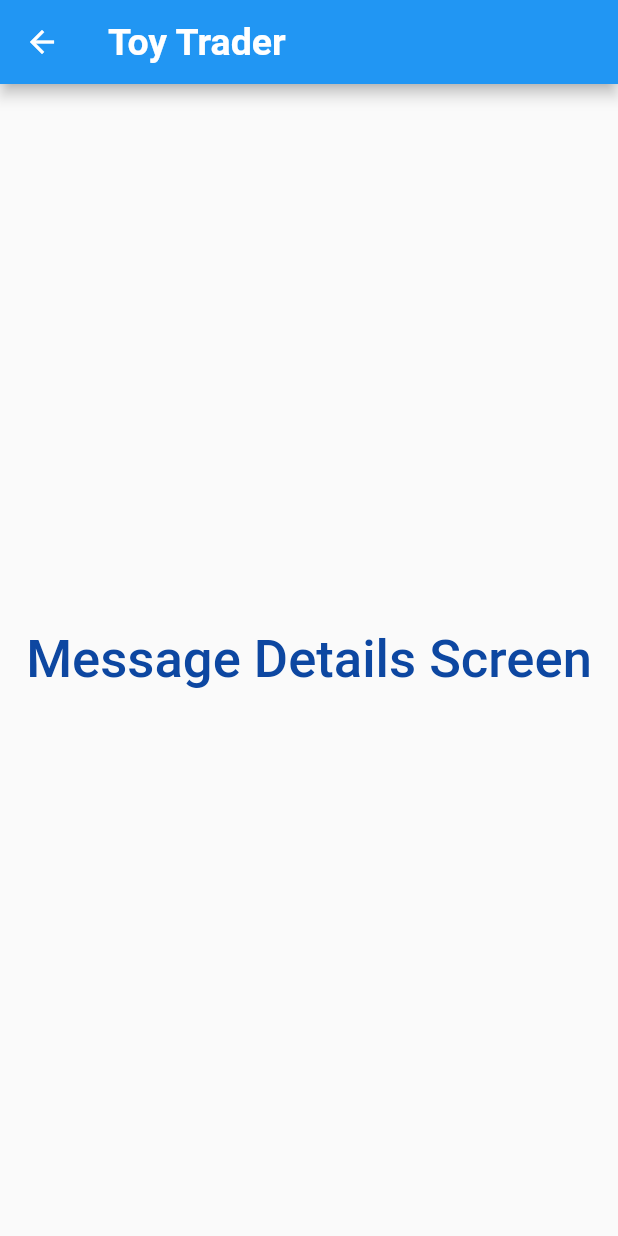
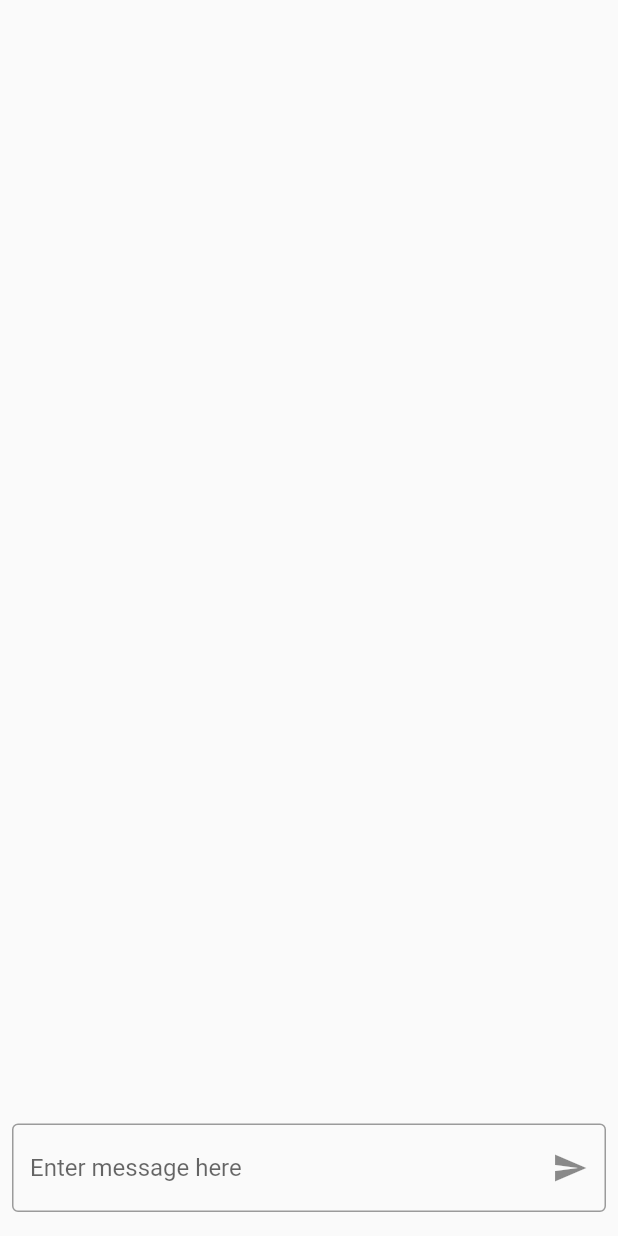
Before and after one commit to JustinCravy/ToyTraderApp, a Flutter app: the MessageDetailsScreen screen opened directly, on a phone screen of 412 x 824 dp. Run offline on Flutter 3.47's test engine with Material 2 defaults, Android fonts, the phone set to English and light mode, and no system bars.

Commit message:
TOYT-37  Create UI for MessageDetailsScreen

```diff
--- a/lib/screens/MessageDetailsScreen.dart
+++ b/lib/screens/MessageDetailsScreen.dart
@@ -6,33 +6,37 @@ class MessageDetailsScreen extends StatelessWidget{
   @override
   Widget build(BuildContext context) {
     return Scaffold(
-      // backgroundColor: const Color(0xffC4DFCB),
-      appBar: AppBar(
-        title: const Text(
-          "Toy Trader",
-          style: TextStyle(
-            // color: Theme.of(context).primaryColor,
-            fontSize: 25,
-            fontWeight: FontWeight.w600,
-          ),
-        ),
-        // centerTitle: true,
-        // backgroundColor: Colors.white,
-      ),
+
       body: Container(
         // color: const Color(0xffC4DFCB),
         child: Center(
             child: Column(
-              mainAxisAlignment: MainAxisAlignment.center,
+              mainAxisAlignment: MainAxisAlignment.end,
               children: [
-                Text(
-                  "Message Details Screen",
-                  style: TextStyle(
-                    color: Colors.blue[900],
-                    fontSize: 35,
-                    fontWeight: FontWeight.w500,
-                  ),
-                ),
+                Padding(
+                    padding : EdgeInsets.symmetric(horizontal: 8, vertical: 16),
+
+                    // TODO: connect with firebase cloud messaging
+                    // TODO: add list containing the previous messages sent
+
+
+                    child: TextField(
+
+                      decoration: InputDecoration(
+
+                          suffixIcon: IconButton(
+                              icon: Icon(Icons.send),
+
+                              // TODO: button needs to be setup to send message
+                              onPressed: () {
+
+                              }
+                          ),
+                          hintText: 'Enter message here',
+                          border: OutlineInputBorder()
+                      ),
+                    )
+                )
               ],
             )
         ),
```
